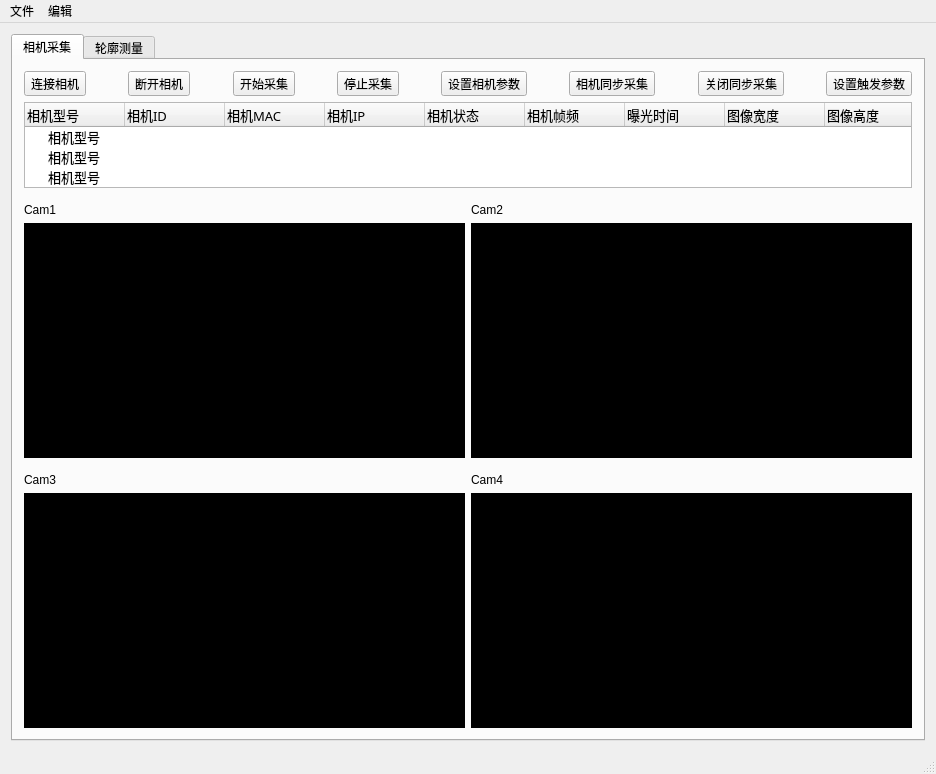
Before: the Qt Designer form BilletMeasurement/BilletMeasurement.ui in kliu1111/BilletMeasurement, drawn with Qt 5.
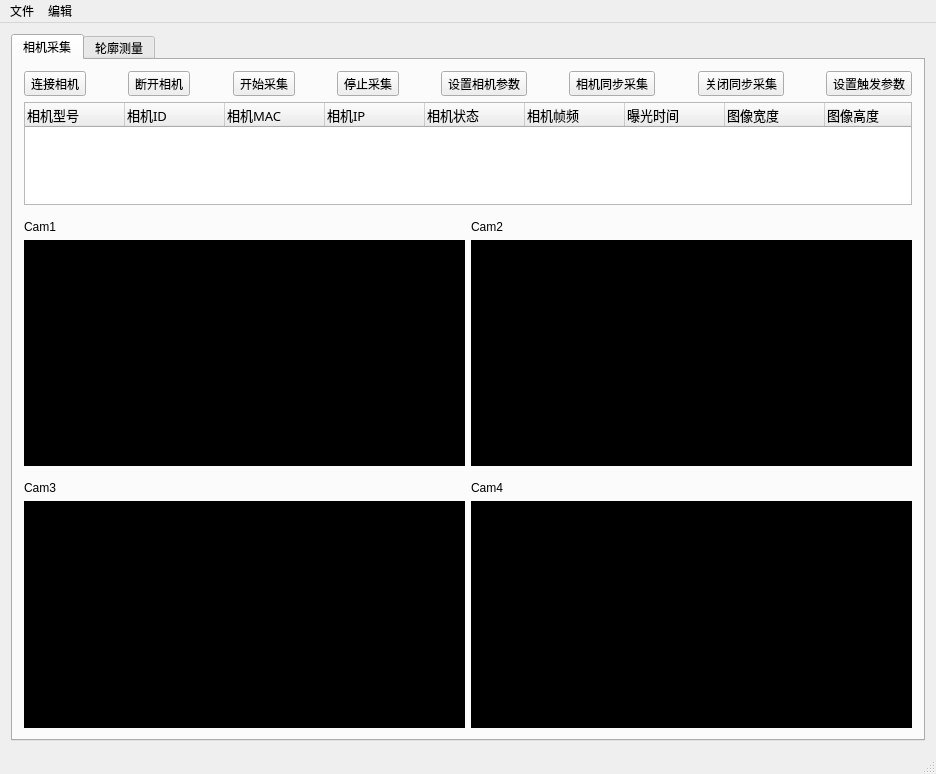
After: the same form once the commit is applied. Icons and pictures are not drawn.

The edit to the form file:
```diff
--- a/BilletMeasurement/BilletMeasurement.ui
+++ b/BilletMeasurement/BilletMeasurement.ui
@@ -47,7 +47,7 @@
        <attribute name="title">
         <string>相机采集</string>
        </attribute>
-       <layout class="QVBoxLayout" name="verticalLayout_5" stretch="2,4,25">
+       <layout class="QVBoxLayout" name="verticalLayout_5" stretch="1,5,25">
         <item>
          <layout class="QHBoxLayout" name="horizontalLayout">
           <item>
@@ -397,44 +397,6 @@
               <string>图像高度</string>
              </property>
             </column>
-            <item>
-             <property name="text">
-              <string>相机型号</string>
-             </property>
-             <property name="text">
-              <string/>
-             </property>
-             <property name="text">
-              <string/>
-             </property>
-             <property name="text">
-              <string/>
-             </property>
-             <property name="text">
-              <string/>
-             </property>
-             <property name="text">
-              <string/>
-             </property>
-             <property name="text">
-              <string/>
-             </property>
-            </item>
-            <item>
-             <property name="text">
-              <string>相机型号</string>
-             </property>
-            </item>
-            <item>
-             <property name="text">
-              <string>相机型号</string>
-             </property>
-            </item>
-            <item>
-             <property name="text">
-              <string>相机型号</string>
-             </property>
-            </item>
            </widget>
           </item>
          </layout>
```
Left out of the diff: 11 changed lines with no effect on the pictures.
